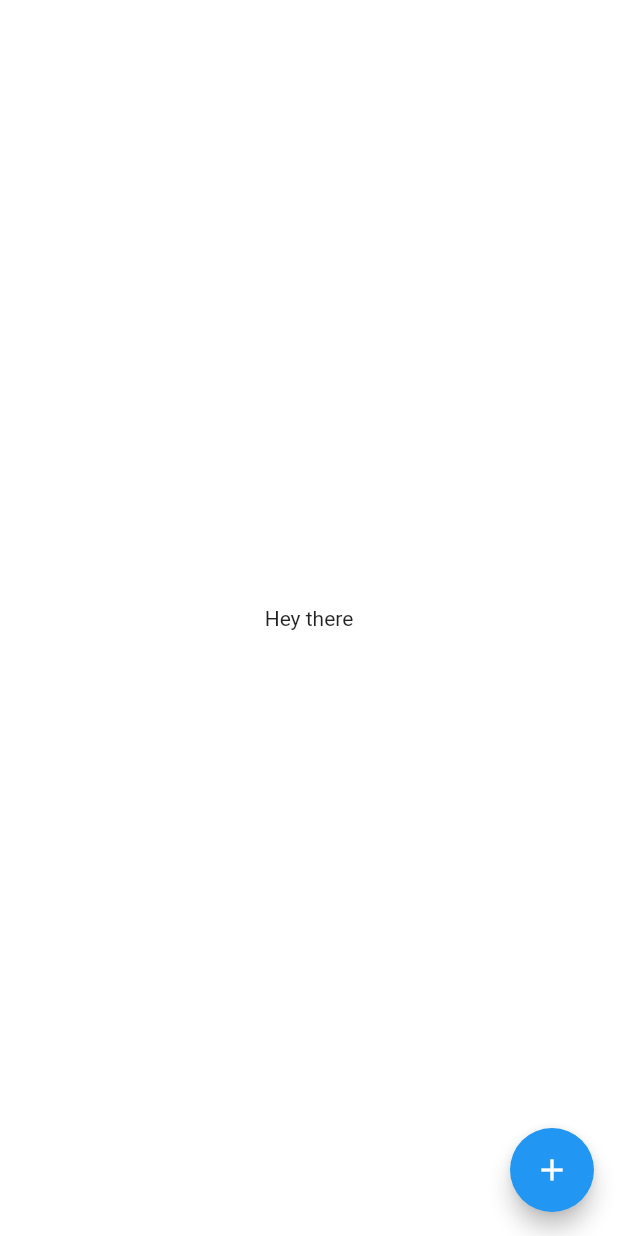
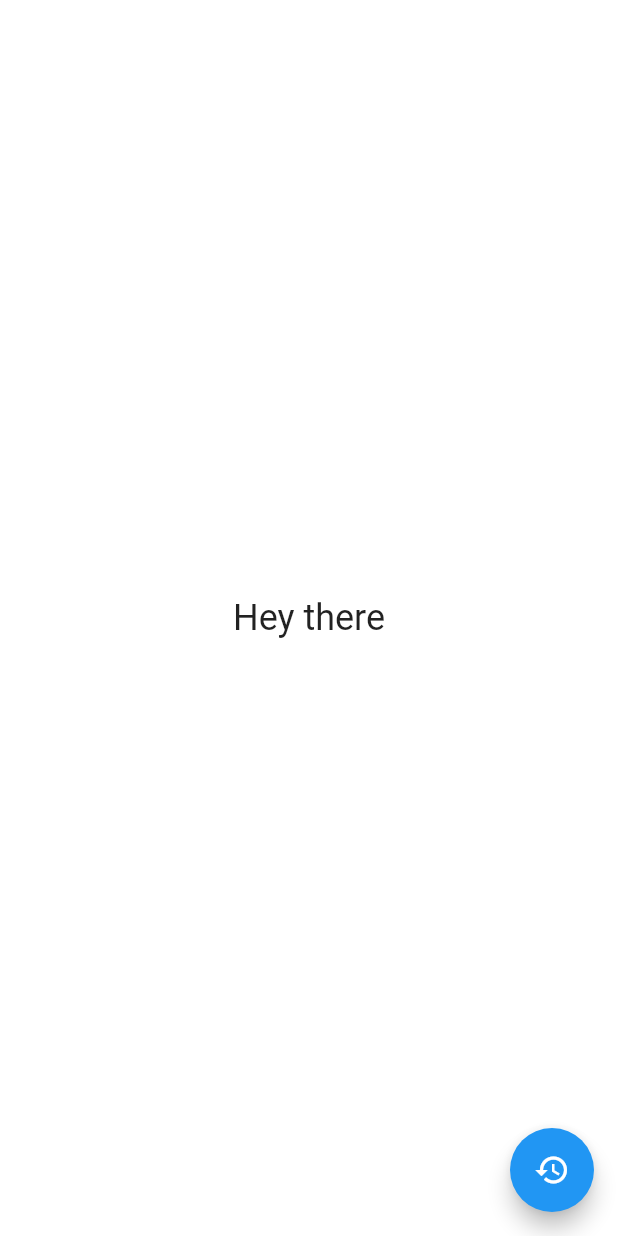
Before and after one commit to Mmaksymmt/hey-there-app, a Flutter app: the screen it shows after launch, on a phone screen of 412 x 824 dp. Run offline on Flutter 3.47's test engine with Material 2 defaults, Android fonts, the phone set to English and light mode, and no system bars; our stand-ins replace flutter_bloc.

Commit message:
Added History

```diff
--- a/lib/bloc/colors/ColorsBloc.dart
+++ b/lib/bloc/colors/ColorsBloc.dart
@@ -6,6 +6,7 @@ import 'ColorsEvent.dart';
 import 'ColorsState.dart';
 
 class ColorsBloc extends Bloc<ColorsEvent, ColorsState> {
+  static const int MAX_HISTORY_LENGTH = 30;
   static const Color DEFAULT_COLOR = Colors.white;
 
   final List<Color> _colorsHistory = [];
@@ -23,7 +24,10 @@ class ColorsBloc extends Bloc<ColorsEvent, ColorsState> {
   }
 
   Stream<ColorsState> _onChangedColor() async* {
-    _colorsHistory.add(_currentColor);
+    _colorsHistory.insert(0, _currentColor);
+    if (_colorsHistory.length > MAX_HISTORY_LENGTH) {
+      _colorsHistory.length = MAX_HISTORY_LENGTH;
+    }
     _currentColor = ColorGenerator.generateRandomColor();
     yield ColorsState(_colorsHistory, _currentColor);
   }
--- a/lib/main.dart
+++ b/lib/main.dart
@@ -1,6 +1,7 @@
 import 'package:flutter/material.dart';
 import 'package:flutter_bloc/flutter_bloc.dart';
-import 'package:hey_there_app/MainPage.dart';
+import 'package:hey_there_app/views/HistoryPage.dart';
+import 'package:hey_there_app/views/MainPage.dart';
 import 'package:hey_there_app/bloc/colors/ColorsBloc.dart';
 
 void main() {
@@ -13,12 +14,15 @@ class MyApp extends StatelessWidget {
     return BlocProvider<ColorsBloc>(
       create: (context) => ColorsBloc(),
       child: MaterialApp(
-        title: 'Hey there',
-        theme: ThemeData(
-          primarySwatch: Colors.blue,
-        ),
-        home: MainPage(),
-      ),
+          title: 'Hey there',
+          theme: ThemeData(
+            primarySwatch: Colors.blue,
+          ),
+          initialRoute: MainPage.ROUTE_NAME,
+          routes: {
+            MainPage.ROUTE_NAME: (context) => MainPage(),
+            HistoryPage.ROUTE_NAME: (context) => HistoryPage()
+          }),
     );
   }
 }
--- a/lib/MainPage.dart
+++ b/lib/views/MainPage.dart
@@ -1,10 +1,13 @@
 import 'package:flutter/material.dart';
 import 'package:flutter_bloc/flutter_bloc.dart';
+import 'package:hey_there_app/views/HistoryPage.dart';
 import 'package:hey_there_app/bloc/colors/ColorsBloc.dart';
 import 'package:hey_there_app/bloc/colors/ColorsEvent.dart';
 import 'package:hey_there_app/bloc/colors/ColorsState.dart';
 
 class MainPage extends StatefulWidget {
+  static const ROUTE_NAME = "/";
+
   MainPage({Key? key}) : super(key: key);
 
   @override
@@ -21,7 +24,7 @@ class _MainPageState extends State<MainPage> {
       floatingActionButton: FloatingActionButton(
         onPressed: _onFloatingActionButtonPressed,
         tooltip: 'Show history',
-        child: Icon(Icons.add),
+        child: const Icon(Icons.history),
       ),
     );
   }
@@ -32,7 +35,10 @@ class _MainPageState extends State<MainPage> {
         return GestureDetector(
             child: Container(
               color: state.color,
-              child: Center(child: Center(child: Text("Hey there"))),
+              child: Center(
+                  child: Center(
+                      child: Text("Hey there",
+                          style: Theme.of(context).textTheme.headline5))),
             ),
             onTap: _onAnywherePressed);
       },
@@ -43,5 +49,7 @@ class _MainPageState extends State<MainPage> {
     _colorsBloc.add(ChangedColorEvent());
   }
 
-  void _onFloatingActionButtonPressed() {}
+  void _onFloatingActionButtonPressed() {
+    Navigator.of(context).pushNamed(HistoryPage.ROUTE_NAME);
+  }
 }
```
Also changed, not shown: lib/views/HistoryPage.dart (added, +58 -0 lines).
